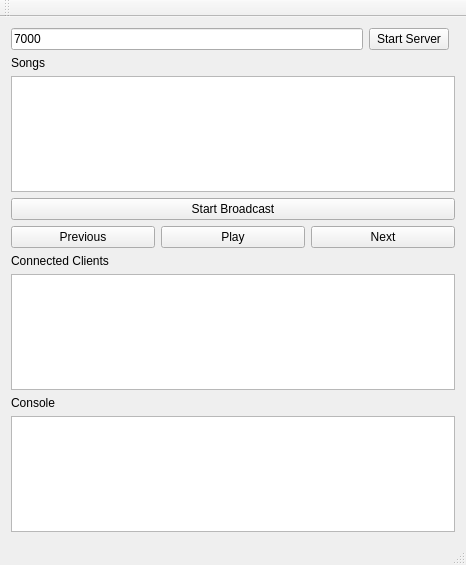
Above: ComAudioServer/mainwindow.ui from CarsonRoscoe/WirelessAudio before the change. Below: the same form after it.
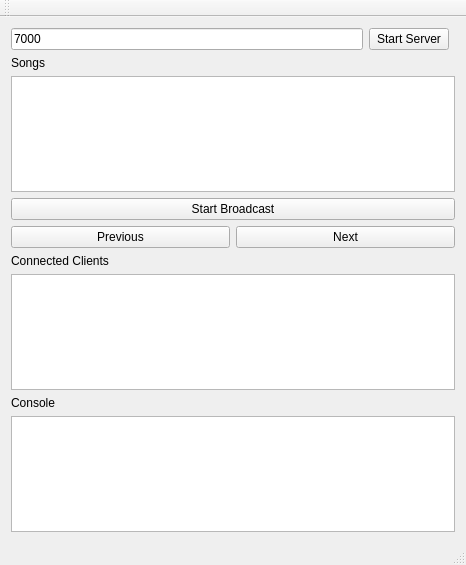
That is the form after the change.

What changed in the file:
```diff
--- a/ComAudioServer/mainwindow.ui
+++ b/ComAudioServer/mainwindow.ui
@@ -62,13 +62,6 @@
         </property>
        </widget>
       </item>
-      <item>
-       <widget class="QPushButton" name="playPauseBtn">
-        <property name="text">
-         <string>Play</string>
-        </property>
-       </widget>
-      </item>
       <item>
        <widget class="QPushButton" name="nextSongBtn">
         <property name="text">
```
